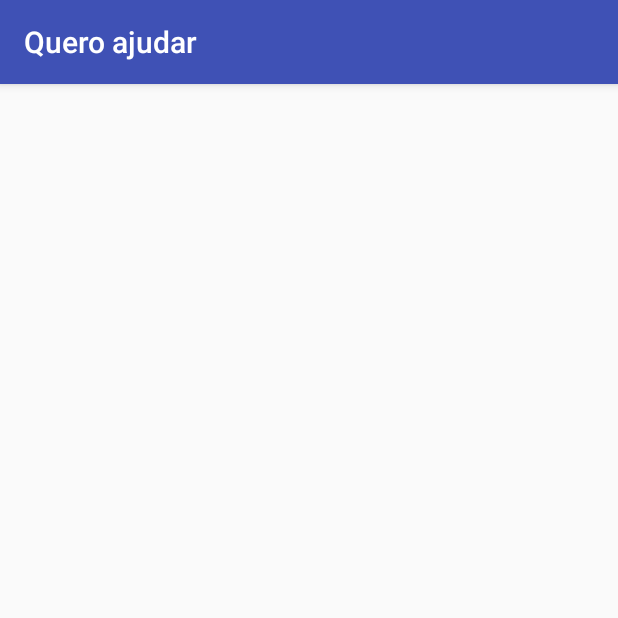
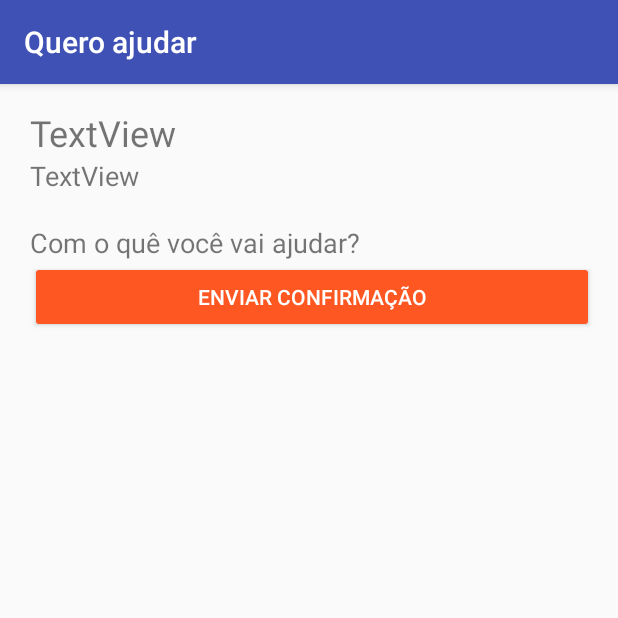
Before and after one commit to thomaspessato/WeHelp, an Android app: the HelpEventActivity screen opened directly, with no data from a screen before it, on a phone screen of 412 x 824 dp, the top half of it. Run offline under Robolectric (Android 15) with nearby library versions, the phone set to English and light mode, and no system bars; network calls fail; 4 statements that could not run were skipped.

Commit message:
[*] passing data to other activity

```diff
--- a/app/src/main/java/com/wehelp/wehelp/CreateEventActivity.java
+++ b/app/src/main/java/com/wehelp/wehelp/CreateEventActivity.java
@@ -448,7 +448,7 @@ public class CreateEventActivity extends AppCompatActivity {
                     arrayListCategories.add(listCategories.get(i));
                 }
 
-                CategorySpinnerAdapter spinnerAdapter = new CategorySpinnerAdapter(CreateEventActivity.this,arrayListCategories);
+                CategorySpinnerAdapter spinnerAdapter = new CategorySpinnerAdapter(CreateEventActivity.this, R.layout.row_spinner_category,arrayListCategories);
                 spinnerAdapter.notifyDataSetChanged();
                 categorySpinner.setAdapter(spinnerAdapter);
 
--- a/app/src/main/java/com/wehelp/wehelp/HelpEventActivity.java
+++ b/app/src/main/java/com/wehelp/wehelp/HelpEventActivity.java
@@ -2,6 +2,11 @@ package com.wehelp.wehelp;
 
 import android.support.v7.app.AppCompatActivity;
 import android.os.Bundle;
+import android.widget.CheckBox;
+import android.widget.LinearLayout;
+import android.widget.TextView;
+
+import com.wehelp.wehelp.classes.Event;
 
 public class HelpEventActivity extends AppCompatActivity {
 
@@ -11,5 +16,21 @@ public class HelpEventActivity extends AppCompatActivity {
         setContentView(R.layout.activity_help_event);
 
         setTitle("Quero ajudar");
+        Event event = (Event)getIntent().getSerializableExtra("event");
+        LinearLayout requirementLayout = (LinearLayout)findViewById(R.id.layout_checkbox_requirements);
+        TextView eventName = (TextView) findViewById(R.id.help_event_name);
+        TextView eventDescription = (TextView) findViewById(R.id.help_event_description);
+
+        eventName.setText(event.getNome());
+        eventDescription.setText(event.getDescricao());
+
+        for(int i = 0; i< event.getRequisitos().size(); i++) {
+            CheckBox requirement = new CheckBox(this);
+            requirement.setText(event.getRequisitos().get(i).getDescricao());
+            requirementLayout.addView(requirement);
+        }
+
+
+        System.out.println("HELP EVENT: "+event.getNome());
     }
 }
--- a/app/src/main/java/com/wehelp/wehelp/classes/Category.java
+++ b/app/src/main/java/com/wehelp/wehelp/classes/Category.java
@@ -1,8 +1,9 @@
 package com.wehelp.wehelp.classes;
 
+import java.io.Serializable;
 import java.util.Date;
 
-public class Category {
+public class Category implements Serializable {
     private Date created_at;
     private Date updated_at;
     private int id;
--- a/app/src/main/java/com/wehelp/wehelp/classes/Event.java
+++ b/app/src/main/java/com/wehelp/wehelp/classes/Event.java
@@ -1,9 +1,10 @@
 package com.wehelp.wehelp.classes;
 
+import java.io.Serializable;
 import java.util.ArrayList;
 import java.util.Date;
 
-public class Event {
+public class Event implements Serializable {
 
     private int id;
     private int categoria_id;
--- a/app/src/main/java/com/wehelp/wehelp/classes/EventRequirement.java
+++ b/app/src/main/java/com/wehelp/wehelp/classes/EventRequirement.java
@@ -1,8 +1,9 @@
 package com.wehelp.wehelp.classes;
 
+import java.io.Serializable;
 import java.util.Date;
 
-public class EventRequirement {
+public class EventRequirement implements Serializable {
     private Date created_at;
     private Date updated_at;
     private int evento_id;
--- a/app/src/main/java/com/wehelp/wehelp/classes/Ong.java
+++ b/app/src/main/java/com/wehelp/wehelp/classes/Ong.java
@@ -1,6 +1,8 @@
 package com.wehelp.wehelp.classes;
 
-public class Ong {
+import java.io.Serializable;
+
+public class Ong implements Serializable {
     private int id;
     private String nome;
     private String cnpj;
--- a/app/src/main/java/com/wehelp/wehelp/classes/Person.java
+++ b/app/src/main/java/com/wehelp/wehelp/classes/Person.java
@@ -1,11 +1,12 @@
 package com.wehelp.wehelp.classes;
 
+import java.io.Serializable;
 import java.util.Date;
 
 /**
  * Created by Rael on 31/10/2016.
  */
-public class Person {
+public class Person implements Serializable{
     private int id;
     private String nome;
     private String foto;
--- a/app/src/main/java/com/wehelp/wehelp/classes/User.java
+++ b/app/src/main/java/com/wehelp/wehelp/classes/User.java
@@ -1,11 +1,12 @@
 package com.wehelp.wehelp.classes;
 
+import java.io.Serializable;
 import java.util.Date;
 
 /**
  * Created by Rael on 29/10/2016.
  */
-public class User {
+public class User implements Serializable{
     private int id;
     private String email;
     private int pessoa_id;
--- a/app/src/main/res/layout/activity_help_event.xml
+++ b/app/src/main/res/layout/activity_help_event.xml
@@ -1,12 +1,56 @@
 <?xml version="1.0" encoding="utf-8"?>
-<RelativeLayout xmlns:android="http://schemas.android.com/apk/res/android"
+<LinearLayout xmlns:android="http://schemas.android.com/apk/res/android"
     xmlns:tools="http://schemas.android.com/tools"
     android:layout_width="match_parent"
     android:layout_height="match_parent"
     android:paddingBottom="@dimen/activity_vertical_margin"
-    android:paddingLeft="@dimen/activity_horizontal_margin"
     android:paddingRight="@dimen/activity_horizontal_margin"
     android:paddingTop="@dimen/activity_vertical_margin"
-    tools:context="com.wehelp.wehelp.HelpEventActivity">
+    tools:context="com.wehelp.wehelp.HelpEventActivity"
+    android:orientation="vertical"
+    android:paddingLeft="20dp">
 
-</RelativeLayout>
+
+    <TextView
+        android:text="TextView"
+        android:layout_width="match_parent"
+        android:layout_height="wrap_content"
+        android:id="@+id/help_event_name"
+        android:textSize="24sp" />
+
+    <TextView
+        android:text="TextView"
+        android:layout_width="match_parent"
+        android:layout_height="wrap_content"
+        android:id="@+id/help_event_description"
+        android:textSize="18sp"
+        android:layout_marginBottom="20dp" />
+
+    <TextView
+        android:text="Com o quê você vai ajudar?"
+        android:layout_width="wrap_content"
+        android:layout_height="wrap_content"
+        android:layout_alignParentTop="true"
+        android:layout_alignParentLeft="true"
+        android:layout_alignParentStart="true"
+        android:id="@+id/textView8"
+        android:textSize="18sp" />
+
+    <LinearLayout
+        android:orientation="vertical"
+        android:layout_width="match_parent"
+        android:layout_height="wrap_content"
+        android:layout_below="@+id/textView8"
+        android:id="@+id/layout_checkbox_requirements"
+        android:layout_marginLeft="10dp">
+
+    </LinearLayout>
+
+    <Button
+        android:text="ENVIAR CONFIRMAÇÃO"
+        android:layout_width="match_parent"
+        android:layout_height="wrap_content"
+        android:id="@+id/button4"
+        style="@style/Widget.AppCompat.Button.Colored" />
+
+</LinearLayout>
```
Also changed, not shown: app/src/main/java/com/wehelp/wehelp/adapters/CategorySpinnerAdapter.java (+21 -5 lines), app/src/main/java/com/wehelp/wehelp/adapters/TimelineEventAdapter.java (+9 -0 lines), app/src/main/java/com/wehelp/wehelp/tabs/FragmentTimeline.java (+9 -1 lines).
